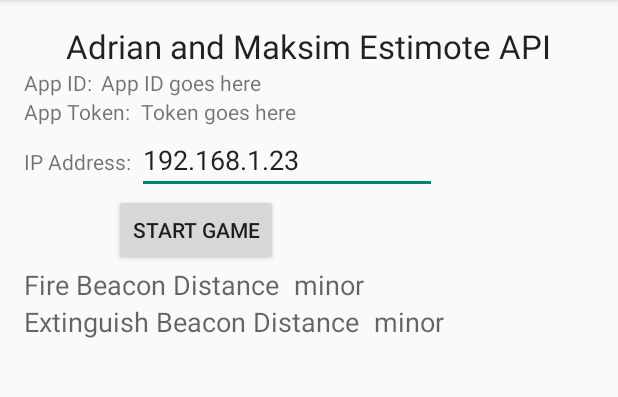
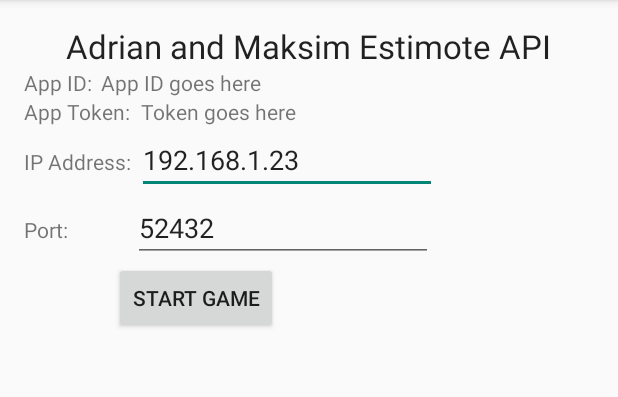
Before and after one commit to adriantodorov/EstimoteToUnityAPI, an Android app: the screen it shows after launch (MainActivity), on a phone screen of 412 x 824 dp, the part 84-481 px from its top. Run offline under Robolectric (Android 15) with nearby library versions, the phone set to English and light mode, and no system bars; libraries missing offline, so code that uses them is left out: com.estimote.sdk; 15 statements that could not run were skipped.

Commit message:
Final commit of the night

```diff
--- a/app/src/main/java/adriantodorov/estimotetounityapi/MainActivity.java
+++ b/app/src/main/java/adriantodorov/estimotetounityapi/MainActivity.java
@@ -30,10 +30,6 @@ import java.util.UUID;
 
 public class MainActivity extends AppCompatActivity {
 
-    // Y positions are relative to height of bg_distance image.
-    private static final double RELATIVE_START_POS = 320.0 / 1110.0;
-    private static final double RELATIVE_STOP_POS = 885.0 / 1110.0;
-
     TextView appId;
     TextView appToken;
 
@@ -47,13 +43,11 @@ public class MainActivity extends AppCompatActivity {
 
     EditText sendDataEditText;
     EditText ipAddressEditText;
+    EditText portEditText;
 
     boolean isOnFire = false;
     boolean isExtinguished = false;
-
     boolean isActivated = false;
-
-    ProgressDialog pDialog;
 
     Socket client = null;
 
@@ -63,7 +57,8 @@ public class MainActivity extends AppCompatActivity {
     Button activateButton;
     Button disableButton;
 
-    int port = 15000;
+    // non-prilivedged port for non-administrators server sockets
+    int port = 52432;
 
     boolean dataSent = false;
 
@@ -99,12 +94,19 @@ public class MainActivity extends AppCompatActivity {
 
         sendDataEditText = (EditText) findViewById(R.id.sendDataEditText);
         ipAddressEditText = (EditText) findViewById(R.id.ipEditText);
+        portEditText = (EditText) findViewById(R.id.portEditText);
 
         fireTextView = (TextView) findViewById(R.id.distanceFire);
         extinguishTextView = (TextView) findViewById(R.id.distanceExtinguish);
 
         fireMinor = (TextView) findViewById(R.id.minorFire);
         extMinor = (TextView) findViewById(R.id.minorExting);
+
+        fireTextView.setVisibility(View.INVISIBLE);
+        extinguishTextView.setVisibility(View.INVISIBLE);
+
+        fireMinor.setVisibility(View.INVISIBLE);
+        extMinor.setVisibility(View.INVISIBLE);
 
         //  App ID & App Token can be taken from App section of Estimote Cloud.
         EstimoteSDK.initialize(getApplicationContext(), "wearhacks-2015-montreal-3mt", "e9cd76b118e99e34a719dc0ca2a1ea50");
@@ -131,8 +133,11 @@ public class MainActivity extends AppCompatActivity {
                 runOnUiThread(new Runnable() {
                     @Override
                     public void run() {
-                        for (Beacon rangedBeacon : rangedBeacons) {
+                        for (Beacon rangedBeacon : rangedBeacons)
+                        {
                             updateDistanceView(rangedBeacon);
+
+
                         }
 
                     }
@@ -151,6 +156,7 @@ public class MainActivity extends AppCompatActivity {
             public void onClick(View v) {
 
                 ipAddressString = ipAddressEditText.getText().toString();
+                port = Integer.valueOf(portEditText.getText().toString());
 
                 if (ipAddressEditText.getText().toString().isEmpty())
                 {
@@ -177,7 +183,7 @@ public class MainActivity extends AppCompatActivity {
                 activateButton.setVisibility(View.VISIBLE);
                 disableButton.setVisibility(View.INVISIBLE);
 
-                }
+            }
         });
 
 
@@ -190,12 +196,16 @@ public class MainActivity extends AppCompatActivity {
         if (foundBeacon.getMajor() == fireBeacon.getMajor()
                 && foundBeacon.getMinor() == fireBeacon.getMinor())
         {
+
+            fireTextView.setVisibility(View.VISIBLE);
+            fireMinor.setVisibility(View.VISIBLE);
+
             double fireDistance =  computeDotPosY(foundBeacon);
-            fireTextView.setText(String.valueOf(fireDistance) + " m.");
-            fireMinor.setText(String.valueOf(foundBeacon.getMinor()));
+            fireTextView.setText((String.format("%.3f", fireDistance) + " m."));
+            fireMinor.setText(": Distance from Fire Beacon");
 
             // do the logic stuff
-            if (fireDistance < 0.50)
+            if (fireDistance <= 0.50)
             {
                 isOnFire = true;
                 if (isActivated)
@@ -214,12 +224,15 @@ public class MainActivity extends AppCompatActivity {
         if (foundBeacon.getMajor() == extinguishBeacon.getMajor()
                 && foundBeacon.getMinor() == extinguishBeacon.getMinor())
         {
+            extinguishTextView.setVisibility(View.VISIBLE);
+            extMinor.setVisibility(View.VISIBLE);
+
             double extinguishDistance = computeDotPosY(foundBeacon);
-            extinguishTextView.setText(String.valueOf(extinguishDistance) + " m.");
-            extMinor.setText(String.valueOf(foundBeacon.getMinor()));
+            extinguishTextView.setText(String.format("%.3f", extinguishDistance) + " m.");
+            extMinor.setText(": Distance from Extinguish Beacon");
 
             // do the logic stuff
-            if (extinguishDistance < 0.50)
+            if (extinguishDistance <= 0.50)
             {
                 isExtinguished = true;
                 if (isActivated)
@@ -247,11 +260,6 @@ public class MainActivity extends AppCompatActivity {
         @Override
         protected void onPreExecute() {
             super.onPreExecute();
-            pDialog = new ProgressDialog(MainActivity.this);
-            pDialog.setMessage("Sending data to Unity...");
-            pDialog.setIndeterminate(false);
-            pDialog.setCancelable(false);
-            pDialog.show();
         }
 
         /**
@@ -273,14 +281,27 @@ public class MainActivity extends AppCompatActivity {
                 {
                     dataByte = 102;
                 }
-                else if (isExtinguished)
+
+
+                if (isExtinguished)
                 {
                     dataByte = 101;
                 }
                 out.write(dataByte);
-                client.close();
+
+                dataSent = true;
+
+                // Don't close the client unless you disable it through the button.
+
+                // client.close();
             } catch (IOException e) {
-                Log.d("activateButton", e.getStackTrace().toString());
+                dataSent = false;
+                runOnUiThread(new Runnable() {
+                    public void run() {
+                        Toast.makeText(getApplicationContext(), "Unable to connect to port 15,001, " +
+                                "are you sure the Desktop game is working ?", Toast.LENGTH_LONG);
+                    }
+                });
             }
 
             return null;
@@ -290,14 +311,20 @@ public class MainActivity extends AppCompatActivity {
          * After completing background task Dismiss the progress dialog
          **/
         protected void onPostExecute(String file_url) {
-            // dismiss the dialog after getting all trees
-            pDialog.dismiss();
             // updating UI from Background Thread
             runOnUiThread(new Runnable() {
                 public void run() {
 
+                    // if Data is sent
                     if (dataSent) {
-                        Toast.makeText(getApplicationContext(), "Data sent.", Toast.LENGTH_SHORT).show();
+                        if (isOnFire) {
+
+                            //Toast.makeText(getApplicationContext(), "There is fire, you have 15 seconds to extinguish it!", Toast.LENGTH_SHORT).show();
+                        }
+                        if (isExtinguished) {
+
+                            //Toast.makeText(getApplicationContext(), "Good job! You extinguished it!", Toast.LENGTH_SHORT).show();
+                        }
                     }
                 }
             });
--- a/app/src/main/res/layout/activity_main.xml
+++ b/app/src/main/res/layout/activity_main.xml
@@ -101,6 +101,28 @@
 
     <LinearLayout
         android:orientation="horizontal"
+        android:layout_width="wrap_content"
+        android:layout_height="wrap_content"
+        android:id="@+id/LinearNew123123123123">
+
+        <TextView
+            android:layout_width="wrap_content"
+            android:layout_height="wrap_content"
+            android:text="Port: "
+            android:id="@+id/textView6"
+            android:layout_marginRight="4dp" />
+
+        <EditText
+            android:layout_width="200dp"
+            android:layout_height="wrap_content"
+            android:id="@+id/portEditText"
+            android:inputType="numberDecimal"
+            android:text="52432"
+            android:layout_marginLeft="35dp" />
+    </LinearLayout>
+
+    <LinearLayout
+        android:orientation="horizontal"
         android:layout_width="match_parent"
         android:layout_height="wrap_content"
         android:layout_gravity="center"
```
